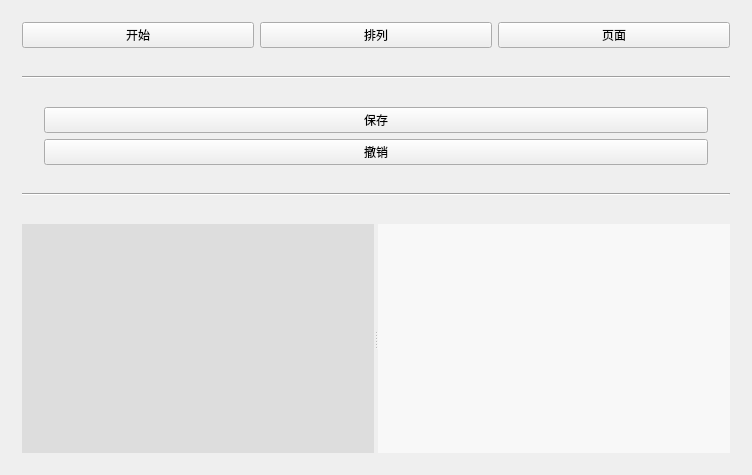
The window that ClassExamProject/QtChartFlow/QtChartFlow/MyMainWindow.ui (Creeperxxx/myqtsvgediter) describes before a commit, drawn with Qt 5.
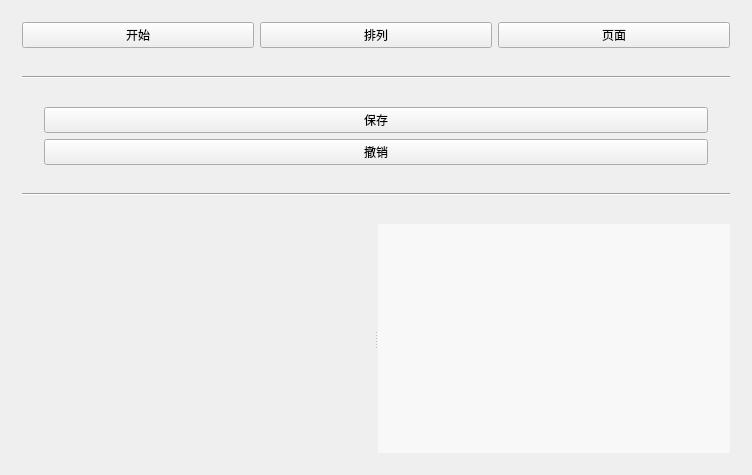
The same window after the commit. Custom widgets are drawn as their Qt base class.

Patch:
```diff
--- a/ClassExamProject/QtChartFlow/QtChartFlow/MyMainWindow.ui
+++ b/ClassExamProject/QtChartFlow/QtChartFlow/MyMainWindow.ui
@@ -213,6 +213,12 @@
      <layout class="QHBoxLayout" name="horizontalLayout_2">
       <item>
        <widget class="QSplitter" name="splitter">
+        <property name="sizePolicy">
+         <sizepolicy hsizetype="Minimum" vsizetype="Preferred">
+          <horstretch>0</horstretch>
+          <verstretch>0</verstretch>
+         </sizepolicy>
+        </property>
         <property name="orientation">
          <enum>Qt::Orientation::Horizontal</enum>
         </property>
@@ -224,7 +230,7 @@
           </sizepolicy>
          </property>
          <property name="styleSheet">
-          <string notr="true">background-color: rgba(220, 220, 220, 240);</string>
+          <string notr="true"/>
          </property>
          <layout class="QGridLayout" name="tuxingkugridLayout"/>
         </widget>
```
